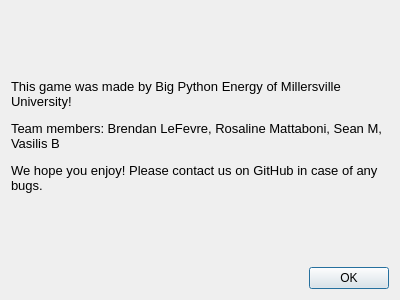
mucsci-students/2023fa-420-BigPythonEnergy, file BigPythonEnergy/ui/about.ui: the form before one commit.
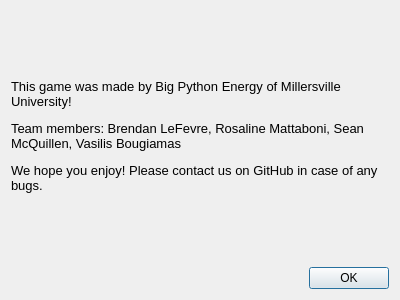
The form after the commit.

Commit message:
Fixed new game issue
Fixed issue where starting a new game while one is in progress causes the game to have more letters than it should.

What changed in the file:
```diff
--- a/BigPythonEnergy/ui/about.ui
+++ b/BigPythonEnergy/ui/about.ui
@@ -29,7 +29,7 @@
       </font>
      </property>
      <property name="text">
-      <string>&lt;html&gt;&lt;head/&gt;&lt;body&gt;&lt;p&gt;&lt;span style=&quot; font-size:10pt;&quot;&gt;This game was made by Big Python Energy of Millersville University!&lt;/span&gt;&lt;/p&gt;&lt;p&gt;&lt;span style=&quot; font-size:10pt;&quot;&gt;Team members: Brendan LeFevre, Rosaline Mattaboni, Sean M, Vasilis B&lt;/span&gt;&lt;/p&gt;&lt;p&gt;&lt;span style=&quot; font-size:10pt;&quot;&gt;We hope you enjoy! Please contact us on GitHub in case of any bugs.&lt;/span&gt;&lt;/p&gt;&lt;/body&gt;&lt;/html&gt;</string>
+      <string>&lt;html&gt;&lt;head/&gt;&lt;body&gt;&lt;p&gt;&lt;span style=&quot; font-size:10pt;&quot;&gt;This game was made by Big Python Energy of Millersville University!&lt;/span&gt;&lt;/p&gt;&lt;p&gt;&lt;span style=&quot; font-size:10pt;&quot;&gt;Team members: Brendan LeFevre, Rosaline Mattaboni, Sean McQuillen, Vasilis Bougiamas&lt;/span&gt;&lt;/p&gt;&lt;p&gt;&lt;span style=&quot; font-size:10pt;&quot;&gt;We hope you enjoy! Please contact us on GitHub in case of any bugs.&lt;/span&gt;&lt;/p&gt;&lt;/body&gt;&lt;/html&gt;</string>
      </property>
      <property name="textFormat">
       <enum>Qt::AutoText</enum>
```
The commit also changes 8 other files.
